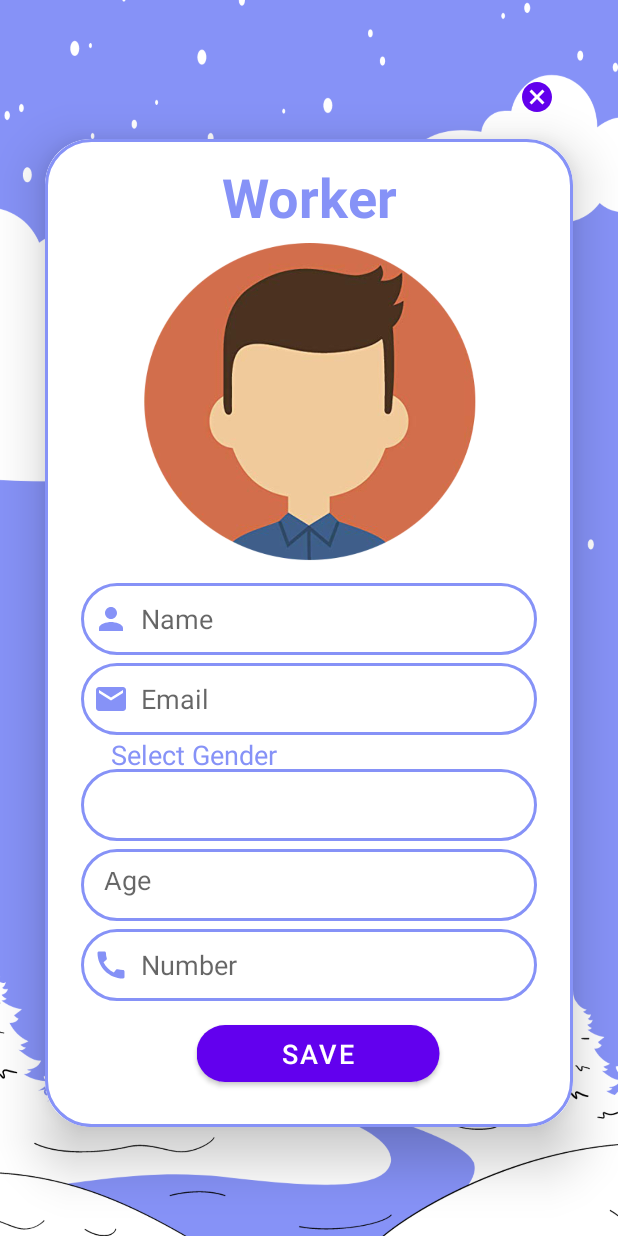
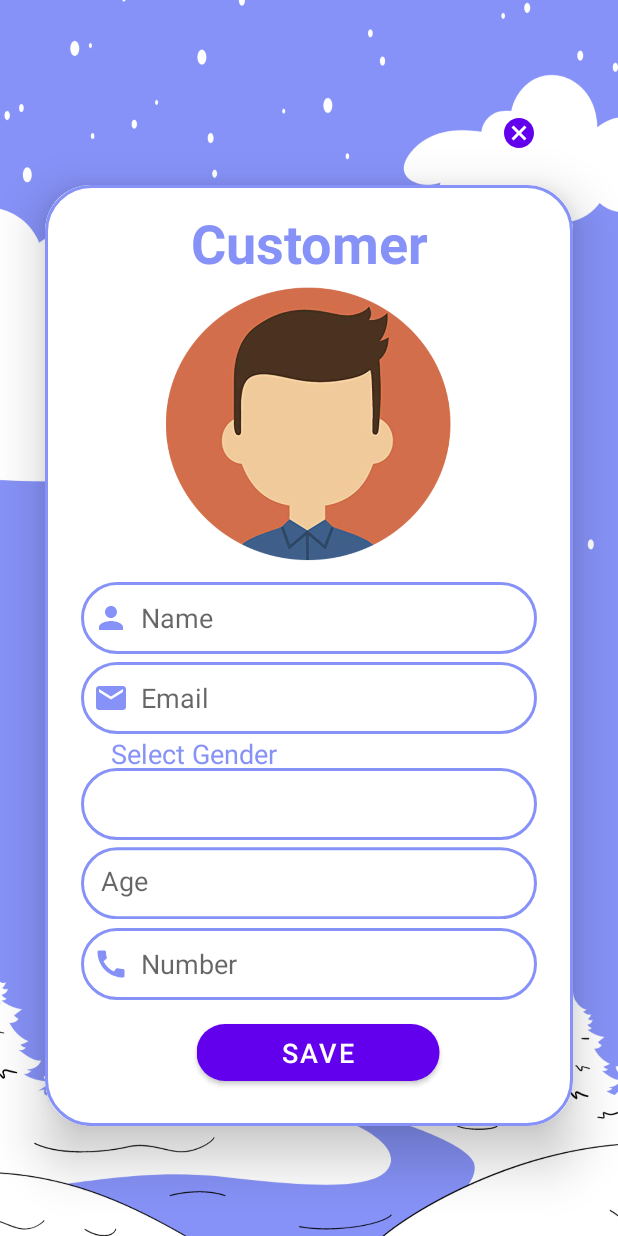
Before and after one commit to IT21261350/FixIt, an Android app: the Customer screen opened directly, with no data from a screen before it, on a phone screen of 412 x 824 dp. Run offline under Robolectric (Android 15) with nearby library versions, the phone set to English and light mode, and no system bars.

Commit message:
some updates for buttons

```diff
--- a/app/src/main/java/com/example/fixit/Customer.kt
+++ b/app/src/main/java/com/example/fixit/Customer.kt
@@ -1,11 +1,21 @@
 package com.example.fixit
 
+import android.content.Intent
 import androidx.appcompat.app.AppCompatActivity
 import android.os.Bundle
+import android.widget.ImageButton
 
 class Customer : AppCompatActivity() {
     override fun onCreate(savedInstanceState: Bundle?) {
         super.onCreate(savedInstanceState)
         setContentView(R.layout.activity_customer)
+
+        var btnCancel = findViewById<ImageButton>(R.id.cusBtnCancel)
+        btnCancel.setOnClickListener{
+            var intent = Intent(this,Login::class.java)
+            startActivity(intent)
+            finish()
+        }
+
     }
 }
--- /dev/null
+++ b/app/src/main/res/drawable/non_border.xml
@@ -0,0 +1,11 @@
+<?xml version="1.0" encoding="utf-8"?>
+<shape xmlns:android="http://schemas.android.com/apk/res/android"
+    android:shape="rectangle">
+
+    <stroke
+        android:color="@color/lavender"/>
+
+    <corners
+        android:radius="30dp"/>
+
+</shape>
--- a/app/src/main/res/layout/activity_customer.xml
+++ b/app/src/main/res/layout/activity_customer.xml
@@ -7,16 +7,17 @@
     android:orientation="vertical"
     android:gravity="center"
     android:background="@drawable/pagebkg"
-    tools:context=".Signup">
+    tools:context=".Customer">
 
-    <TextView
-        android:id="@+id/cancel_button"
-        android:layout_width="400dp"
-        android:layout_height="20dp"
-        android:drawableLeft="@drawable/baseline_cancel_24"
-        android:padding="340dp"
-        android:paddingBottom="10dp"
-        android:translationY="12dp" />
+    <ImageButton
+        android:id="@+id/cusBtnCancel"
+        android:layout_width="50dp"
+        android:layout_height="50dp"
+        android:background="@drawable/non_border"
+        android:contentDescription="@string/login_cancelBtn"
+        android:translationX="140dp"
+        android:translationY="20dp"
+        app:srcCompat="@drawable/baseline_cancel_24" />
 
     <androidx.cardview.widget.CardView
         android:layout_width="match_parent"
@@ -36,7 +37,7 @@
             <TextView
                 android:layout_width="match_parent"
                 android:layout_height="wrap_content"
-                android:text="Worker"
+                android:text="Customer"
                 android:textAlignment="center"
                 android:textColor="@color/lavender"
                 android:textSize="36dp"
@@ -45,8 +46,8 @@
 
             <ImageView
                 android:id="@+id/imageView2"
-                android:layout_width="303dp"
-                android:layout_height="223dp"
+                android:layout_width="301dp"
+                android:layout_height="192dp"
                 android:textAlignment="center"
                 android:translationY="-10dp"
                 app:srcCompat="@drawable/propic2"
@@ -100,15 +101,15 @@
                 android:translationY="-10dp" />
 
             <EditText
-                android:id="@+id/worker_age"
+                android:id="@+id/customer_age"
                 android:layout_width="match_parent"
                 android:layout_height="48dp"
                 android:layout_marginTop="5dp"
                 android:background="@drawable/lavender_border"
                 android:hint="Age"
-                android:padding="15dp"
+                android:padding="13dp"
                 android:textColor="@color/black"
-                android:translationY="-10dp" />
+                android:translationY="-10.5dp" />
 
             <EditText
                 android:id="@+id/worker_number"
@@ -127,7 +128,7 @@
                 android:id="@+id/signup_button"
                 android:layout_width="162dp"
                 android:layout_height="50dp"
-                android:text="Save"
+                android:text="@string/customer_save"
                 android:textSize="18sp"
                 android:translationX="77dp"
                 app:cornerRadius="20dp" />
--- a/app/src/main/res/layout/login_signup.xml
+++ b/app/src/main/res/layout/login_signup.xml
@@ -45,7 +45,7 @@
         android:layout_height="50dp"
         android:layout_marginStart="70dp"
         android:layout_marginEnd="70dp"
-        android:text="Log In"
+        android:text="@string/login_signup_Login"
         app:layout_constraintBottom_toTopOf="@+id/btnSignup"
         app:layout_constraintEnd_toEndOf="parent"
         app:layout_constraintStart_toStartOf="parent"
@@ -57,7 +57,7 @@
         android:layout_height="50dp"
         android:layout_marginStart="70dp"
         android:layout_marginEnd="70dp"
-        android:text="Sign Up"
+        android:text="@string/login_signup_Signup"
         app:layout_constraintBottom_toBottomOf="parent"
         app:layout_constraintEnd_toEndOf="parent"
         app:layout_constraintStart_toStartOf="parent"
--- a/app/src/main/res/values/strings.xml
+++ b/app/src/main/res/values/strings.xml
@@ -1,5 +1,21 @@
 <resources>
     <string name="app_name">FixIt</string>
+
+
+    <string name="login_signup_Login">LOG IN</string>
+    <string name="login_signup_Signup">SIGN UP</string>
+
+    <string name="signup_SignUp">SIGN UP</string>
+
+    <string name="login_logIn">LOG IN</string>
+
+    <string name="worker_save">SAVE</string>
+
+    <string name="customer_save">SAVE</string>
+
+    <string name="signup_cancelBtn">cancel</string>
+
+    <string name="login_cancelBtn">cancel</string>
 
     <string-array name="type">
         <item></item>
```
Also changed, not shown: app/src/main/java/com/example/fixit/Login.kt (+17 -0 lines), app/src/main/java/com/example/fixit/Signup.kt (+8 -0 lines), app/src/main/java/com/example/fixit/Worker.kt (+10 -0 lines), app/src/main/res/layout/activity_login.xml (+13 -11 lines), app/src/main/res/layout/activity_signup.xml (+16 -6 lines), app/src/main/res/layout/activity_worker.xml (+16 -15 lines).
